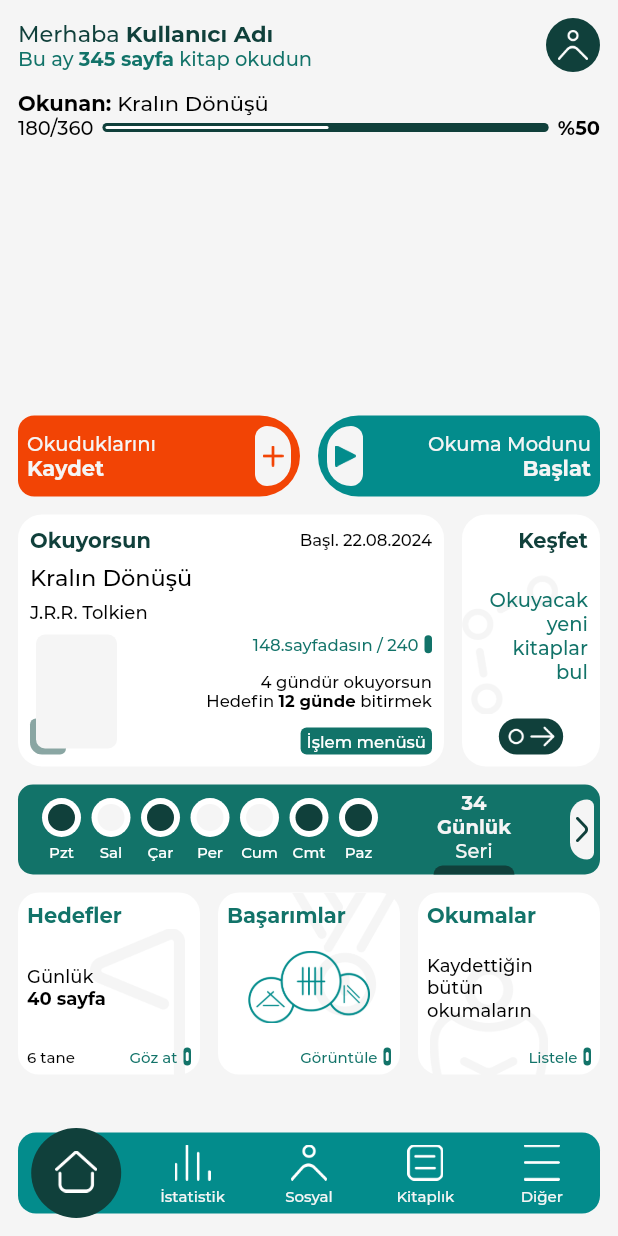
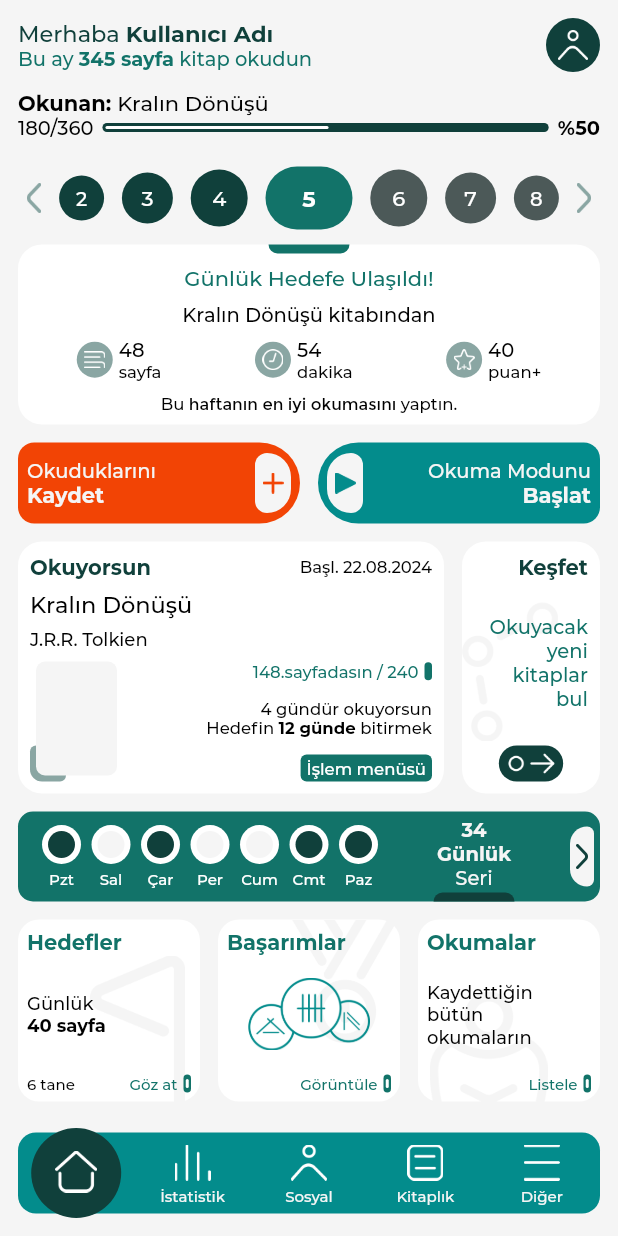
Before and after one commit to zahidayturan/okuur-book-tracker-mobile-app, a Flutter app: the screen it shows after launch, on a phone screen of 412 x 824 dp. Run offline on Flutter 3.47's test engine with Material 2 defaults, Android fonts, the light colour scheme and no system bars.

Commit message:
weekly calendar
start

```diff
--- /dev/null
+++ b/lib/routes/home/componenets/weekly_calendar.dart
@@ -0,0 +1,163 @@
+import 'package:flutter/material.dart';
+import 'package:okuur/core/constants/colors.dart';
+import 'package:okuur/ui/components/rich_text.dart';
+
+class WeeklyCalendar extends StatefulWidget {
+
+  //get BookInfo
+
+  const WeeklyCalendar({
+    Key? key,
+  }) : super(key: key);
+
+  @override
+  State<WeeklyCalendar> createState() => _WeeklyCalendarState();
+}
+
+class _WeeklyCalendarState extends State<WeeklyCalendar> {
+
+  AppColors colors = AppColors();
+
+  @override
+  Widget build(BuildContext context) {
+    return Column(
+      children: [
+        weekdays(),
+        SizedBox(height: 4,),
+        dayInfo()
+      ],
+    );
+  }
+
+  Widget weekdays(){
+    return Container(
+      height: 54,
+      child: Row(
+        mainAxisAlignment: MainAxisAlignment.spaceAround,
+        children: [
+          arrowContainer(0),
+          dayContainer(30,30, DateTime(2024,8,2), colors.greenDark, 13,"FontMedium"),
+          dayContainer(34,34, DateTime(2024,8,3), colors.greenDark, 14,"FontMedium"),
+          dayContainer(38,38, DateTime(2024,8,4), colors.greenDark, 14,"FontMedium"),
+          dayContainer(42,58, DateTime(2024,8,5), colors.green, 15,"FontBold"),
+          dayContainer(38,38, DateTime(2024,8,6), colors.greyDark, 14,"FontMedium"),
+          dayContainer(34,34, DateTime(2024,8,7), colors.greyDark, 14,"FontMedium"),
+          dayContainer(30,30, DateTime(2024,8,8), colors.greyDark, 13,"FontMedium"),
+          arrowContainer(1)
+
+        ],
+      ),
+    );
+  }
+
+  Container dayContainer(double height,double width,DateTime date,Color color,double fontSize,String family){
+    return Container(
+      width: width,
+      height: height,
+      decoration: BoxDecoration(
+        borderRadius: BorderRadius.all(Radius.circular(30)),
+        color: color
+      ),
+      child: Center(
+        child: Text(
+          date.day.toString(),
+          style: TextStyle(
+            color: colors.white,
+            fontSize: fontSize,
+            fontFamily: family
+          ),
+        ),
+      ),
+
+    );
+  }
+
+  Container arrowContainer(int type){
+    return Container(
+      height: 20,
+      child: RotatedBox(
+        quarterTurns: type == 0 ? 2 : 0,
+          child: Image.asset("assets/icons/arrow.png",color: colors.blueLight)),
+    );
+  }
+
+  Container dayInfo(){
+    return Container(
+      height: 120,
+      decoration: BoxDecoration(
+          borderRadius: const BorderRadius.all(Radius.circular(16)),
+          color: colors.white
+      ),
+      padding: EdgeInsets.only(bottom: 8,left: 8,right: 8),
+      child: Column(
+        mainAxisAlignment: MainAxisAlignment.spaceBetween,
+        children: [
+          Container(
+            width: 54,
+            height: 6,
+            decoration: BoxDecoration(
+              color: colors.green,
+              borderRadius: BorderRadius.only(
+                  bottomRight: Radius.circular(10),
+              bottomLeft: Radius.circular(10))
+            ),
+          ),
+          title("Günlük Hedefe Ulaşıldı!", colors.green, 14, "FontMedium"),
+          title("Kralın Dönüşü kitabından", colors.black, 13, "FontMedium"),
+          Row(
+            mainAxisAlignment: MainAxisAlignment.spaceAround,
+            children: [
+            iconAndText("assets/icons/page.png", "sayfa","48"),
+            iconAndText("assets/icons/clock.png", "dakika","54"),
+            iconAndText("assets/icons/point.png", "puan+","40"),
+          ],),
+          RichTextWidget(
+              texts: ["Bu ","haftanın en iyi okumasını"," yaptın."],
+              colors: [colors.black,colors.black,colors.black],
+              fontFamilies: ["FontMedium","FontRegular","FontMedium"],
+              fontSize: 11,
+              align: TextAlign.center)
+        ],
+      ),
+    );
+  }
+
+  Text title(String text,Color color,double size, String family){
+    return Text(
+      text,style: TextStyle(
+        color: color,
+        fontFamily: family,
+        fontSize: size
+    ),
+    );
+  }
+
+  Row iconAndText(String path,String text,String count){
+    return Row(
+      mainAxisAlignment: MainAxisAlignment.start,
+      crossAxisAlignment: CrossAxisAlignment.center,
+      children: [
+        Container(
+          width: 24,
+          height: 24,
+          decoration: BoxDecoration(
+            shape: BoxShape.circle,
+            color: colors.blueLight
+          ),
+          padding: EdgeInsets.all(5),
+          child: Image.asset(path,color: colors.white,),
+        ),
+        SizedBox(width: 4,),
+        Column(
+          crossAxisAlignment: CrossAxisAlignment.start,
+          children: [
+            title(count, colors.black, 13, "FontMedium"),
+            title(text, colors.black, 11, "FontMedium"),
+          ],
+        )
+      ],
+    );
+  }
+
+
+}
--- a/lib/routes/home/home.dart
+++ b/lib/routes/home/home.dart
@@ -5,6 +5,7 @@ import 'package:okuur/routes/home/componenets/currently_reading_info.dart';
 import 'package:okuur/routes/home/componenets/home_profile_info.dart';
 import 'package:okuur/routes/home/componenets/mini_pages_info.dart';
 import 'package:okuur/routes/home/componenets/operation_buttons.dart';
+import 'package:okuur/routes/home/componenets/weekly_calendar.dart';
 import 'package:okuur/routes/home/componenets/weekly_series.dart';
 import 'package:okuur/ui/classes/bottom_navigation_bar.dart';
 
@@ -38,7 +39,7 @@ class _HomePageState extends State<HomePage> {
                   SizedBox(height: 12,),
                   CurrentlyReadingInfo(bookName: "Kralın Dönüşü",currentPage: 180,bookPage: 360),
                   SizedBox(height: 12,),
-                  SizedBox(height: 160,),
+                  WeeklyCalendar(),
                   SizedBox(height: 12,),
                   OperationButtons(),
                   SizedBox(height: 12,),
```
Also changed, not shown: assets/icons/clock.png (added), assets/icons/page.png (added), assets/icons/point.png (added).
